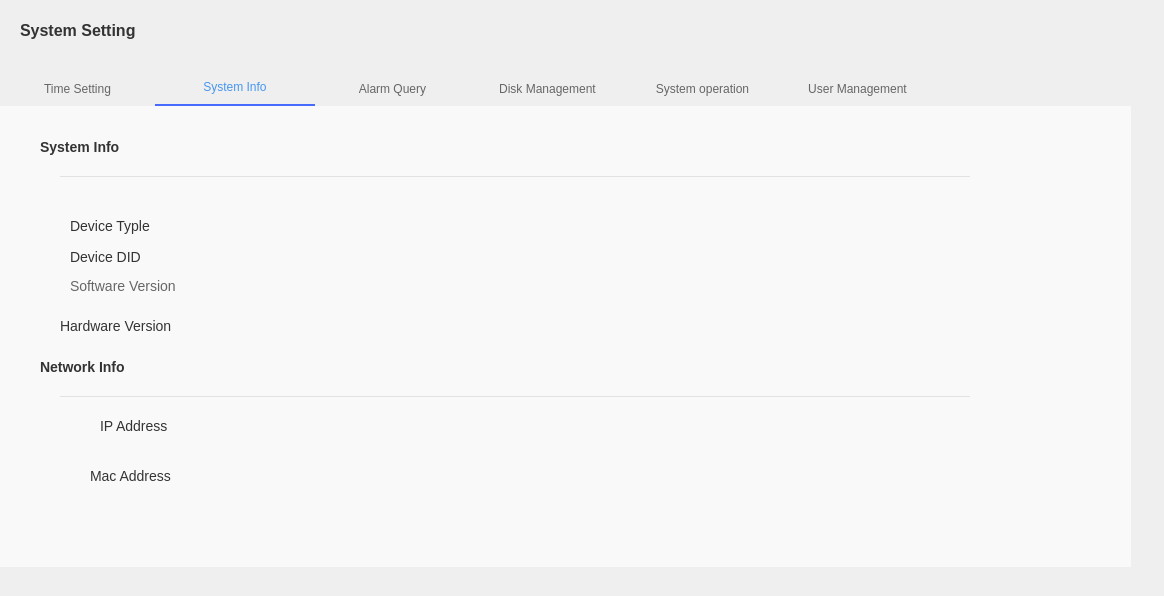
Before: the Qt Designer form nvrConfig/systemmanager.ui in xiaoxiaodx/NVRPRO, drawn with Qt 5.
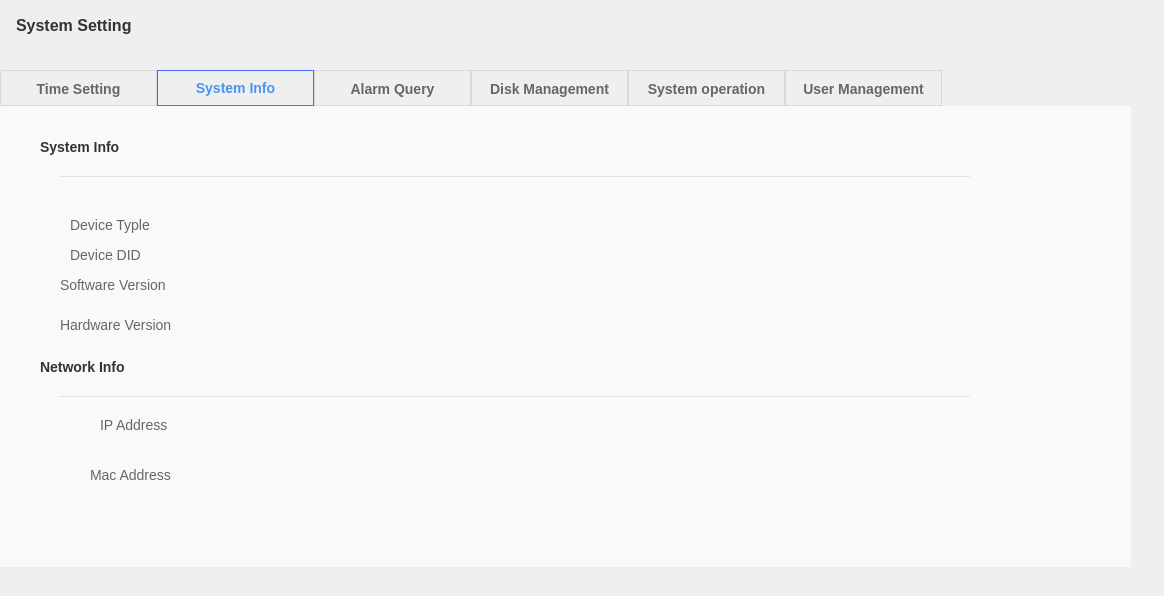
After: the same form once the commit is applied. The open tabs and pages were chosen to show the change. Icons and pictures are not drawn.

Diff of the .ui file:
```diff
--- a/nvrConfig/systemmanager.ui
+++ b/nvrConfig/systemmanager.ui
@@ -16,10 +16,10 @@
   <widget class="QLabel" name="label_title">
    <property name="geometry">
     <rect>
-     <x>20</x>
-     <y>10</y>
+     <x>16</x>
+     <y>16</y>
      <width>171</width>
-     <height>41</height>
+     <height>19</height>
     </rect>
    </property>
    <property name="styleSheet">
@@ -51,26 +51,22 @@
 
 color: #666666;
 
-font:bold 14px &quot;Microsoft YaHei&quot;;
+font:bold 14px ;
 
-border: 0px solid;
- 
+border: 1px solid;
+
+border-color:  #D9D9D9;
 }
 
 
 QTabBar::tab:selected{
 
-min-width:160px;
+min-width:155px;
 
 min-height:34px;
 
 color: #4796f0;
-
-font:15px &quot;Microsoft YaHei&quot;;
-
-border: 0px solid;
-
-border-bottom: 2px solid;
+font:bold 14px ;
 
 border-color: #476BFD;
 
@@ -629,24 +625,24 @@
       </rect>
      </property>
      <property name="styleSheet">
-      <string notr="true">background-color: #F9F9F9;
-	font-family: &quot;Microsoft YaHei&quot;;
+      <string notr="true">QWidget{
+	background-color: #F9F9F9;
 	font-size:14px;
-    color: #333333;</string>
+    color: #333333;
+}</string>
      </property>
      <widget class="QLabel" name="Systeminfolabel_systeminfo">
       <property name="geometry">
        <rect>
         <x>40</x>
         <y>30</y>
-        <width>85</width>
+        <width>121</width>
         <height>22</height>
        </rect>
       </property>
       <property name="styleSheet">
-       <string notr="true">	font-family: &quot;Microsoft YaHei&quot;;
-	font:bold 14px;
-    color: #333333;</string>
+       <string notr="true">
+	font:bold ;</string>
       </property>
       <property name="text">
        <string>System Info</string>
@@ -674,14 +670,14 @@
        <rect>
         <x>40</x>
         <y>250</y>
-        <width>101</width>
+        <width>141</width>
         <height>22</height>
        </rect>
       </property>
       <property name="styleSheet">
-       <string notr="true">	font-family: &quot;Microsoft YaHei&quot;;
-	font:bold 14px;
-    color: #333333;</string>
+       <string notr="true">
+	font:bold ;
+</string>
       </property>
       <property name="text">
        <string>Network Info</string>
@@ -710,9 +706,12 @@
         <x>70</x>
         <y>110</y>
         <width>84</width>
-        <height>19</height>
+        <height>17</height>
        </rect>
       </property>
+      <property name="styleSheet">
+       <string notr="true">	color:#666666;</string>
+      </property>
       <property name="text">
        <string>Device Typle</string>
       </property>
@@ -749,9 +748,12 @@
         <x>70</x>
         <y>140</y>
         <width>81</width>
-        <height>22</height>
+        <height>17</height>
        </rect>
       </property>
+      <property name="styleSheet">
+       <string notr="true">	color:#666666;</string>
+      </property>
       <property name="text">
        <string>Device DID</string>
       </property>
@@ -772,10 +774,10 @@
      <widget class="QLabel" name="Systeminfolabel_softversion">
       <property name="geometry">
        <rect>
-        <x>70</x>
+        <x>60</x>
         <y>170</y>
         <width>113</width>
-        <height>19</height>
+        <height>17</height>
        </rect>
       </property>
       <property name="styleSheet">
@@ -804,9 +806,12 @@
         <x>60</x>
         <y>210</y>
         <width>119</width>
-        <height>19</height>
+        <height>17</height>
        </rect>
       </property>
+      <property name="styleSheet">
+       <string notr="true">	color:#666666;</string>
+      </property>
       <property name="text">
        <string>Hardware Version</string>
       </property>
@@ -817,9 +822,12 @@
         <x>100</x>
         <y>310</y>
         <width>73</width>
-        <height>19</height>
+        <height>17</height>
        </rect>
       </property>
+      <property name="styleSheet">
+       <string notr="true">	color:#666666;</string>
+      </property>
       <property name="text">
        <string>IP Address</string>
       </property>
@@ -843,9 +851,12 @@
         <x>90</x>
         <y>360</y>
         <width>90</width>
-        <height>19</height>
+        <height>17</height>
        </rect>
       </property>
+      <property name="styleSheet">
+       <string notr="true">	color:#666666;</string>
+      </property>
       <property name="text">
        <string>Mac Address</string>
       </property>
```
Left out of the diff: 84 changed lines with no effect on the pictures.
